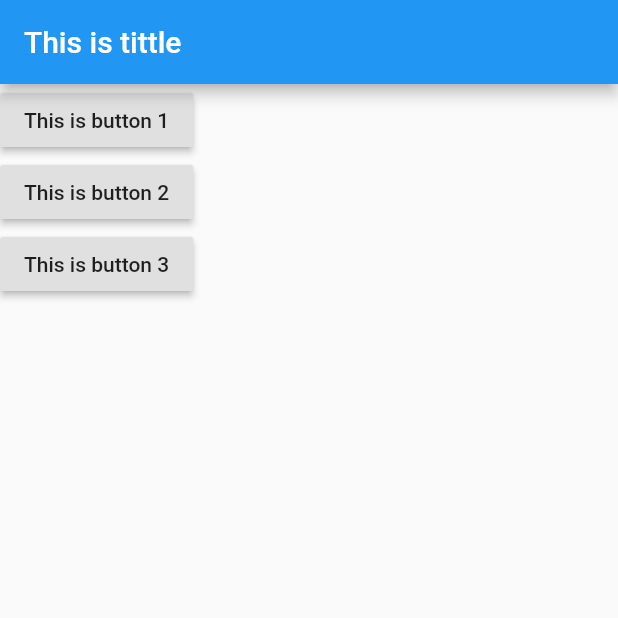
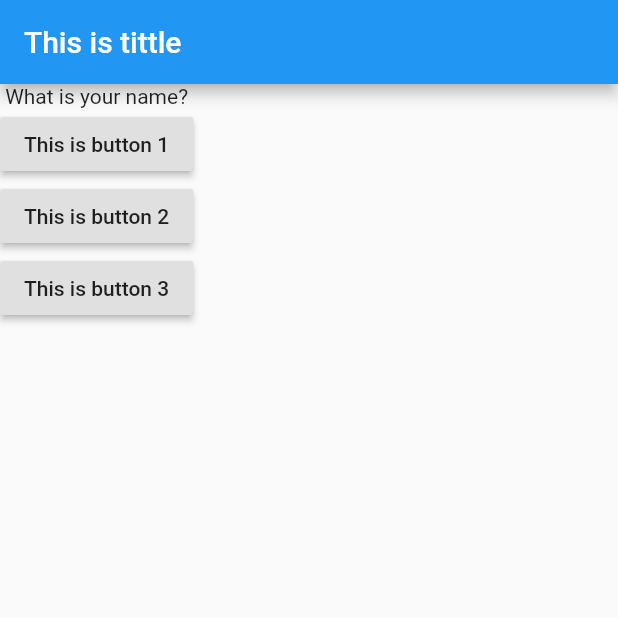
Before and after one commit to AshfakYeafi/Flutter_Projects, a Flutter app: the screen it shows after launch, after a tap on "This is button 1", on a phone screen of 412 x 824 dp, the top half of it. Run offline on Flutter 3.47's test engine with Material 2 defaults, Android fonts, the phone set to English and light mode, and no system bars.

Commit message:
Update main.dart

```diff
--- a/demo_1/lib/main.dart
+++ b/demo_1/lib/main.dart
@@ -4,14 +4,17 @@
 void main() => runApp(MyApp());
 
 class MyApp extends StatelessWidget {
-  const MyApp({Key? key}) : super(key: key);
+  var count = 0;
 
   void answerQue() {
-    print("I fuck You");
+    count += 1;
+    print(count);
   }
 
   @override
   Widget build(BuildContext context) {
+    var question = ["What is your name?", "How are you?"];
+
     return MaterialApp(
       home: Scaffold(
         appBar: AppBar(
@@ -19,6 +22,7 @@
         ),
         body: Column(
           children: [
+            Text(question[count]),
             RaisedButton(child: Text("This is button 1"), onPressed: answerQue),
             RaisedButton(child: Text("This is button 2"), onPressed: answerQue),
             RaisedButton(child: Text("This is button 3"), onPressed: answerQue),
```
